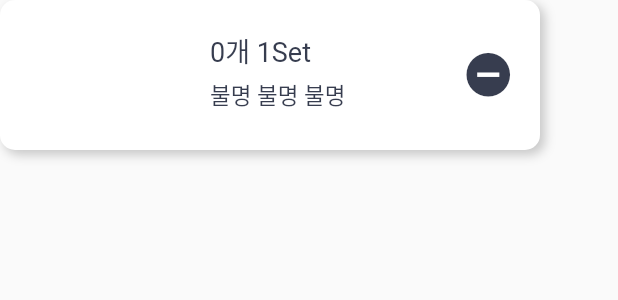
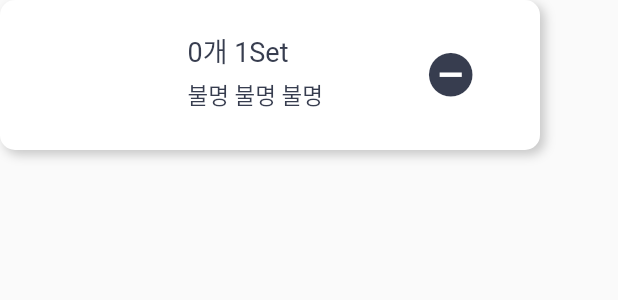
Before and after one commit to JungAHyun/Item_Management_App_Share, a Flutter app: the ExistedItemWidget widget shown alone on an empty page, opened directly with empty values, on a phone screen of 412 x 824 dp. Shown: the top 300 px of the screen. Run offline on Flutter 3.47's test engine with Material 2 defaults, Android fonts, the phone set to English and light mode, and no system bars; our stand-ins replace loading_animation_widget, sqflite; missing offline and left inert: popup_card; accounts and stored records are empty.

Commit message:
update
주석 달고, 오류 모두 해결!

```diff
--- a/lib/db_service/existed_item_db_service.dart
+++ b/lib/db_service/existed_item_db_service.dart
@@ -36,7 +36,6 @@ class ExistedItemDBService {
 
   ////DB의 count수 하나씩 줄이는 함수
   static void clickMinusButton(ExistedItemModel itemModel) {
-    print('minus');
     //개수가 남은경우
     itemModel.count = itemModel.count - 1;
     ExistedItemDBQuery.updateExistedItemDB(itemModel);
@@ -58,7 +57,6 @@ class ExistedItemDBService {
 
   ///DB의 사용중(isusing) 상태를 변환시키는 함수
   static void clickUsingButton(ExistedItemModel itemModel) {
-    print('using');
     itemModel.isUsing == 0 ? itemModel.isUsing = 1 : itemModel.isUsing = 0;
     ExistedItemDBQuery.updateExistedItemDB(itemModel);
   }
--- a/lib/model/existed_item_model.dart
+++ b/lib/model/existed_item_model.dart
@@ -1,6 +1,4 @@
-//사용자가 편집하길 원하는 모든 데이터를 가지고 있어야 함.
-// 뷰가 필요한 데이터를 모델에 담아야 함.
-class ExistedItemModel extends Object {
+class ExistedItemModel {
   final int id; //물품 id
   final String name; //물품명
   late int count;
@@ -23,11 +21,11 @@ class ExistedItemModel extends Object {
     this.isNeeded = 0,
     this.isExpendables = 1,
     this.sort = '기타',
-    this.broadLocation = '불명', //
-    this.narrowLocation = '불명', //
-    this.detailLocation = '불명', //
+    this.broadLocation = '불명',
+    this.narrowLocation = '불명',
+    this.detailLocation = '불명',
     this.note = '없음',
-    this.isUsing = 0, //
+    this.isUsing = 0,
   });
 
   //toMap()은 Spec을 map 타입으로 변환주는 함수
--- a/lib/model/needed_item_model.dart
+++ b/lib/model/needed_item_model.dart
@@ -1,6 +1,4 @@
-//사용자가 편집하길 원하는 모든 데이터를 가지고 있어야 함.
-// 뷰가 필요한 데이터를 모델에 담아야 함.
-class NeededItemModel extends Object {
+class NeededItemModel {
   final int id; //물품 id
   final String name; //물품명
   final int count; //개수
@@ -15,11 +13,11 @@ class NeededItemModel extends Object {
     required this.id,
     required this.name,
     required this.count,
-    required this.price, //
+    required this.price,
     this.bundle = 1,
     this.isExpendables = 1,
     this.isNeeded = 1,
-    this.reason = '필요함', //
+    this.reason = '필요함',
     this.sort = '기타',
   });
 
--- a/lib/widget/home_widget/existed_item_widget.dart
+++ b/lib/widget/home_widget/existed_item_widget.dart
@@ -5,13 +5,9 @@ import '../../screen/show_existed_data_screen.dart';
 import '../show_widget/icon_button_widget.dart';
 
 class ExistedItemWidget extends StatelessWidget {
+  //ListView의 item인 ExistedItemModel을 파라미터로 받음
+  //ShowExistedDataScreen에서 아이콘버튼 클릭 시 HomeScreen을 새로고침하기 위해 settingHome을 파라미터로 받음
   late ExistedItemModel model;
-  late String name = model.name;
-  late int count = model.count;
-  late int bundle = model.bundle;
-  late String broadLocation = model.broadLocation;
-  late String narrowLocation = model.narrowLocation;
-  late String detailLocation = model.detailLocation;
   late Function settingHome;
 
   ExistedItemWidget({
@@ -22,6 +18,8 @@ class ExistedItemWidget extends StatelessWidget {
 
   @override
   Widget build(BuildContext context) {
+    //item 클릭 시,  ShowExistedDataScreen으로 이동함
+    //ShowExistedDataScreen 스크린에서 DB 정보를 수정하고, HomeScreen에 적용해야 함
     return GestureDetector(
       onTap: () {
         Navigator.push(
@@ -47,21 +45,21 @@ class ExistedItemWidget extends StatelessWidget {
           ],
           borderRadius: BorderRadius.circular(10),
         ),
-        height: 100, //고쳐도 적용안됨.
+        height: 100,
         width: 360,
         child: Padding(
-          padding: const EdgeInsets.symmetric(vertical: 20),
+          padding: const EdgeInsets.symmetric(
+            vertical: 20,
+            horizontal: 25,
+          ),
           child: Row(
             children: [
-              const SizedBox(
-                width: 20,
-              ),
+              //=========================물품 이름==============================
               Center(
-                child: Container(
-                  padding: const EdgeInsets.all(10),
-                  width: 120,
+                child: SizedBox(
+                  width: 100,
                   child: Text(
-                    name,
+                    model.name,
                     maxLines: 1,
                     overflow: TextOverflow.ellipsis,
                     style: const TextStyle(
@@ -72,13 +70,14 @@ class ExistedItemWidget extends StatelessWidget {
                   ),
                 ),
               ),
+              //=========================개수, 위치=============================
               SizedBox(
-                width: 160,
+                width: 150,
                 child: Column(
                   crossAxisAlignment: CrossAxisAlignment.start,
                   children: [
                     Text(
-                      '$count개 ${bundle}Set',
+                      '${model.count}개 ${model.bundle}Set',
                       style: const TextStyle(
                         color: Color.fromARGB(255, 55, 61, 79),
                         fontSize: 18,
@@ -88,7 +87,7 @@ class ExistedItemWidget extends StatelessWidget {
                       height: 5,
                     ),
                     Text(
-                      '$broadLocation $narrowLocation $detailLocation',
+                      '${model.broadLocation} ${model.narrowLocation} ${model.detailLocation}',
                       maxLines: 1,
                       overflow: TextOverflow.ellipsis,
                       style: const TextStyle(
@@ -99,6 +98,7 @@ class ExistedItemWidget extends StatelessWidget {
                   ],
                 ),
               ),
+              //====================아이콘(소모품/비품)=========================
               model.isExpendables == 1
                   ? IconButtonWidget(
                       screen: 'Home',
```
Also changed, not shown: lib/database/needed_item_db_query.dart (+4 -8 lines), lib/screen/home_screen.dart (+30 -14 lines), lib/screen/show_existed_data_screen.dart (+7 -7 lines), lib/screen/show_needed_data_screen.dart (+7 -7 lines), lib/screen/upload_existed_item_screen.dart (+13 -13 lines), lib/screen/upload_needed_item_screen.dart (+8 -10 lines), lib/widget/home_widget/existed_list_widget.dart (+7 -8 lines), lib/widget/home_widget/needed_item_widget.dart (+15 -9 lines), lib/widget/home_widget/needed_list_widget.dart (+6 -8 lines).
